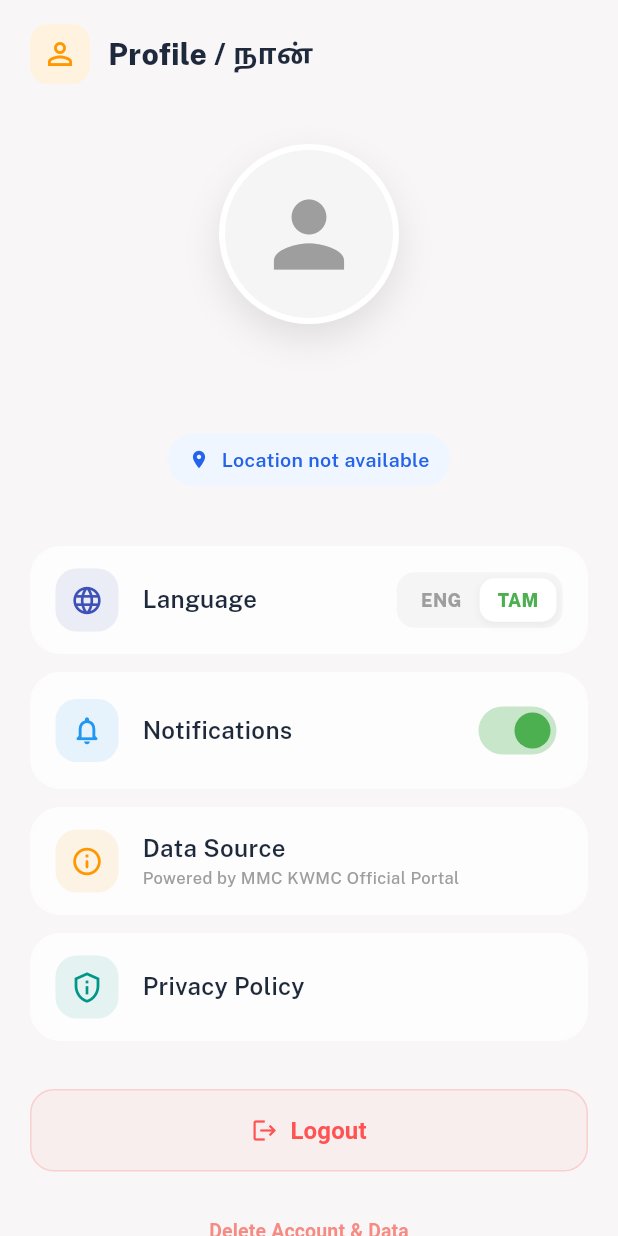
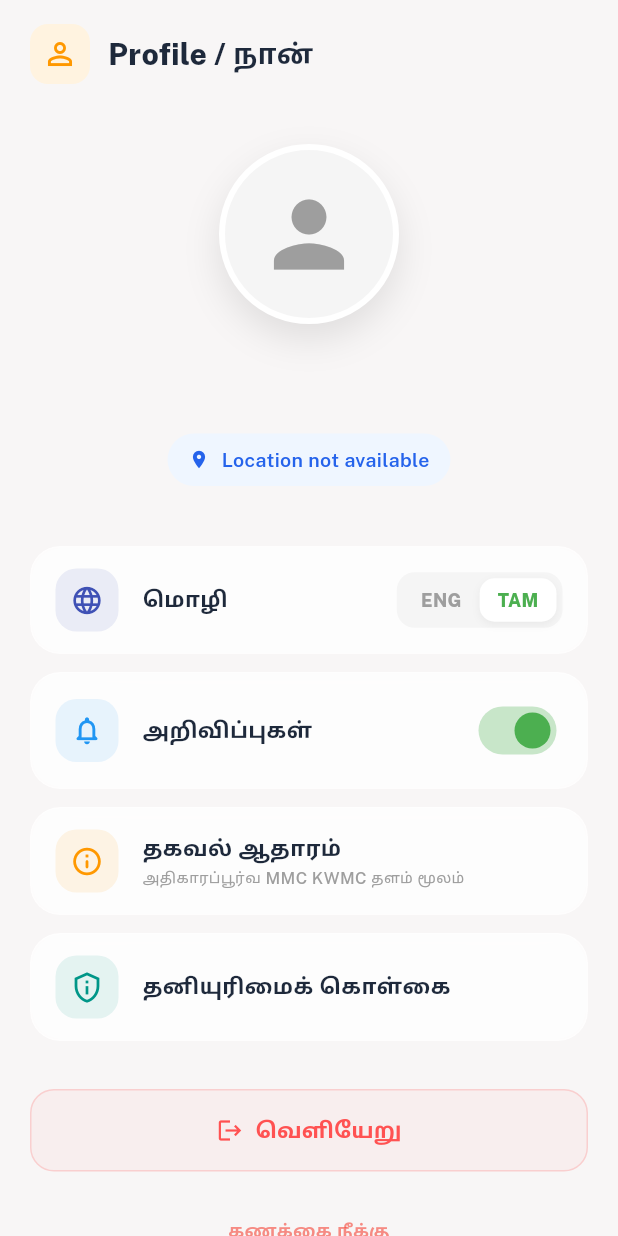
Before and after one commit to vasanthaganesh/Koyam_rate, a Flutter app: the ProfileScreen screen opened directly, after a tap on "TAM", on a phone screen of 412 x 824 dp. Run offline on Flutter 3.47's test engine with Material 3 defaults, Android fonts, the phone set to English and light mode, and no system bars; our stand-ins replace flutter_local_notifications, flutter_riverpod, geocoding, geolocator, google_fonts, permission_handler and 3 more; missing offline and left inert: workmanager; accounts and stored records are empty; Roboto replaces fonts that are missing (Hind Madurai).

Commit message:
feat: implement multilingual support and language provider

```diff
--- /dev/null
+++ b/lib/providers/language_provider.dart
@@ -0,0 +1,25 @@
+import 'package:flutter_riverpod/flutter_riverpod.dart';
+import '../services/price_service.dart';
+
+// Provides the global language state (true if Tamil, false if English)
+final languageProvider = NotifierProvider<LanguageNotifier, bool>(LanguageNotifier.new);
+
+class LanguageNotifier extends Notifier<bool> {
+  final PriceService _service = PriceService();
+
+  @override
+  bool build() {
+    _init();
+    return false; // Default to English before loading from preferences
+  }
+
+  Future<void> _init() async {
+    final isTamil = await _service.isTamil();
+    state = isTamil;
+  }
+
+  Future<void> setLanguage(bool isTamil) async {
+    await _service.setLanguage(isTamil);
+    state = isTamil;
+  }
+}
--- a/lib/screens/favorites_screen.dart
+++ b/lib/screens/favorites_screen.dart
@@ -5,6 +5,7 @@
 import '../providers/favorites_provider.dart';
 import '../theme/app_theme.dart';
 import '../widgets/matte_frosted_glass_card.dart';
+import '../providers/language_provider.dart';
 import 'detail_screen.dart';
 import 'auth_wrapper.dart';
 
@@ -19,6 +20,7 @@
   @override
   Widget build(BuildContext context) {
     final favoritesAsync = ref.watch(favoriteItemsProvider);
+    final isTamil = ref.watch(languageProvider);
 
     return Scaffold(
       backgroundColor: AppColors.backgroundLight,
@@ -32,9 +34,9 @@
               child: Row(
                 mainAxisAlignment: MainAxisAlignment.spaceBetween,
                 children: [
-                  const Text(
-                    'Favorites & Watchlist',
-                    style: TextStyle(fontSize: 20, fontWeight: FontWeight.w800, color: AppColors.textPrimary),
+                  Text(
+                    isTamil ? 'விருப்பங்கள்' : 'Favorites & Watchlist',
+                    style: const TextStyle(fontSize: 20, fontWeight: FontWeight.w800, color: AppColors.textPrimary),
                   ),
                   Container(
                     width: 40, height: 40,
@@ -51,8 +53,8 @@
             Expanded(
               child: favoritesAsync.when(
                 data: (favorites) => favorites.isEmpty
-                    ? _buildEmptyState()
-                    : _buildGrid(favorites),
+                    ? _buildEmptyState(isTamil)
+                    : _buildGrid(favorites, isTamil),
                 loading: () => const Center(child: CircularProgressIndicator(color: AppColors.primary)),
                 error: (err, stack) => Center(child: Text('Error loading favorites: $err')),
               ),
@@ -63,7 +65,7 @@
     );
   }
 
-  Widget _buildEmptyState() {
+  Widget _buildEmptyState(bool isTamil) {
     final isGuest = Supabase.instance.client.auth.currentUser == null;
 
     if (isGuest) {
@@ -74,12 +76,12 @@
             Icon(Icons.lock_outline, size: 64, color: Colors.grey.shade300),
             const SizedBox(height: 16),
             Text(
-              'Login Required',
+              isTamil ? 'உள்நுழைய வேண்டும்' : 'Login Required',
               style: TextStyle(fontSize: 18, fontWeight: FontWeight.w600, color: Colors.grey.shade700),
             ),
             const SizedBox(height: 8),
             Text(
-              'Sign in to view and save your favorite items.',
+              isTamil ? 'உங்களுக்குப் பிடித்தவைகளைப் பார்க்கவும் சேமிக்கவும் உள்நுழையவும்.' : 'Sign in to view and save your favorite items.',
               style: TextStyle(fontSize: 13, color: Colors.grey.shade500),
             ),
             const SizedBox(height: 24),
@@ -88,7 +90,7 @@
                 // Return to login screen
                 ref.read(guestModeProvider.notifier).setGuestMode(false);
               },
-              child: const Text('Login Now'),
+              child: Text(isTamil ? 'இப்போது உள்நுழைக' : 'Login Now'),
             )
           ],
         ),
@@ -102,12 +104,12 @@
           Icon(Icons.favorite_border, size: 64, color: Colors.grey.shade300),
           const SizedBox(height: 16),
           Text(
-            'No favorites yet',
+            isTamil ? 'உங்களுக்கு பிடித்தவை எதுவும் இல்லை' : 'No favorites yet',
             style: TextStyle(fontSize: 18, fontWeight: FontWeight.w600, color: Colors.grey.shade500),
           ),
           const SizedBox(height: 8),
           Text(
-            'Tap the ❤️ on any vegetable to save it here',
+            isTamil ? 'எந்த காய்கறியிலும் ❤️ என்பதைத் தட்டி இங்கே சேமிக்கவும்' : 'Tap the ❤️ on any vegetable to save it here',
             style: TextStyle(fontSize: 13, color: Colors.grey.shade400),
           ),
         ],
@@ -122,14 +124,14 @@
         .replaceAll(RegExp(r'^_|_$'), '');
   }
 
-  Widget _buildGrid(List<VegetablePrice> favorites) {
+  Widget _buildGrid(List<VegetablePrice> favorites, bool isTamil) {
     return GridView.builder(
       padding: const EdgeInsets.all(16),
       gridDelegate: const SliverGridDelegateWithFixedCrossAxisCount(
         crossAxisCount: 2,
         crossAxisSpacing: 14,
         mainAxisSpacing: 14,
-        childAspectRatio: 0.78,
+        childAspectRatio: 0.76,
       ),
       itemCount: favorites.length,
       itemBuilder: (context, i) {
@@ -181,8 +183,18 @@
                 ),
               ),
               const SizedBox(height: 8),
-              Text(item.itemEng, style: const TextStyle(fontSize: 15, fontWeight: FontWeight.w700, color: AppColors.textPrimary), maxLines: 1, overflow: TextOverflow.ellipsis),
-              const SizedBox(height: 4),
+              Text(
+                isTamil ? item.itemTamil : item.itemEng,
+                style: const TextStyle(fontSize: 15, fontWeight: FontWeight.w700, color: AppColors.textPrimary),
+                maxLines: 1,
+                overflow: TextOverflow.ellipsis,
+              ),
+              const SizedBox(height: 2),
+              Text(
+                isTamil ? item.itemEng : item.itemTamil,
+                style: const TextStyle(fontSize: 10, fontWeight: FontWeight.w600, color: AppColors.textSecondary, letterSpacing: 0.5),
+              ),
+              const SizedBox(height: 6),
               Text('₹${item.avgPrice.toInt()}/kg', style: const TextStyle(fontSize: 14, fontWeight: FontWeight.w700, color: AppColors.primary)),
             ],
           ),
--- a/lib/screens/home_screen.dart
+++ b/lib/screens/home_screen.dart
@@ -6,6 +6,7 @@
 import '../providers/favorites_provider.dart';
 import '../theme/app_theme.dart';
 import '../widgets/matte_frosted_glass_card.dart';
+import '../providers/language_provider.dart';
 import 'detail_screen.dart';
 
 class HomeScreen extends ConsumerStatefulWidget {
@@ -23,7 +24,6 @@
   List<VegetablePrice> _filtered = [];
   String _selectedCategory = 'all';
   bool _isLoading = true;
-  bool _isTamil = false;
   String? _error;
 
   final List<Map<String, String>> _categories = [
@@ -46,12 +46,10 @@
 
     try {
       final prices = await _service.fetchPrices();
-      final isTamil = await _service.isTamil();
       if (mounted) {
         setState(() {
           _prices = prices;
           _filtered = prices;
-          _isTamil = isTamil;
           _isLoading = false;
         });
       }
@@ -94,31 +92,32 @@
 
   @override
   Widget build(BuildContext context) {
+    final isTamil = ref.watch(languageProvider);
     return Scaffold(
       backgroundColor: AppColors.backgroundLight,
       body: SafeArea(
         child: Column(
           children: [
             _buildHeader(),
-            _buildSearchBar(),
-            _buildCategoryTabs(),
-            _buildUpdateBanner(),
-            Expanded(child: _buildBody()),
+            _buildSearchBar(isTamil),
+            _buildCategoryTabs(isTamil),
+            _buildUpdateBanner(isTamil),
+            Expanded(child: _buildBody(isTamil)),
           ],
         ),
       ),
     );
   }
 
-  Widget _buildBody() {
+  Widget _buildBody(bool isTamil) {
     if (_isLoading) {
-      return const Center(
+      return Center(
         child: Column(
           mainAxisSize: MainAxisSize.min,
           children: [
-            CircularProgressIndicator(color: AppColors.primary),
-            SizedBox(height: 16),
-            Text('Loading market rates...', style: TextStyle(color: Colors.grey)),
+            const CircularProgressIndicator(color: AppColors.primary),
+            const SizedBox(height: 16),
+            Text(isTamil ? 'விலைப்பட்டியல் பதிவிறங்குகிறது...' : 'Loading market rates...', style: const TextStyle(color: Colors.grey)),
           ],
         ),
       );
@@ -159,7 +158,7 @@
       );
     }
 
-    return _buildGrid();
+    return _buildGrid(isTamil);
   }
 
   Widget _buildHeader() {
@@ -191,7 +190,7 @@
     );
   }
 
-  Widget _buildSearchBar() {
+  Widget _buildSearchBar(bool isTamil) {
     return Padding(
       padding: const EdgeInsets.symmetric(horizontal: 16, vertical: 8),
       child: Container(
@@ -202,7 +201,7 @@
         child: TextField(
           controller: _searchCtrl,
           decoration: InputDecoration(
-            hintText: 'Search vegetables...',
+            hintText: isTamil ? 'காய்கறிகளைத் தேடுக...' : 'Search vegetables...',
             hintStyle: TextStyle(color: Colors.grey.shade500, fontSize: 14),
             prefixIcon: Icon(Icons.search, color: Colors.grey.shade400),
             border: InputBorder.none,
@@ -213,7 +212,7 @@
     );
   }
 
-  Widget _buildCategoryTabs() {
+  Widget _buildCategoryTabs(bool isTamil) {
     return SizedBox(
       height: 48,
       child: ListView.separated(
@@ -224,6 +223,14 @@
         itemBuilder: (context, i) {
           final cat = _categories[i];
           final isSelected = _selectedCategory == cat['key'];
+
+          String getLabel() {
+            if (!isTamil) return cat['label']!;
+            if (cat['key'] == 'all') return 'அனைத்தும்';
+            if (cat['key'] == 'vegetables') return 'காய்கறிகள்';
+            return cat['label']!;
+          }
+
           return GestureDetector(
             onTap: () => _selectCategory(cat['key']!),
             child: AnimatedContainer(
@@ -238,7 +245,7 @@
               ),
               child: Center(
                 child: Text(
-                  cat['label']!,
+                  getLabel(),
                   style: TextStyle(
                     fontSize: 13,
                     fontWeight: isSelected ? FontWeight.w700 : FontWeight.w500,
@@ -253,45 +260,47 @@
     );
   }
 
-  String _formatLastUpdated() {
-    if (_prices.isEmpty) return 'Syncing...';
+  String _formatLastUpdated(bool isTamil) {
+    if (_prices.isEmpty) return isTamil ? 'புதுப்பிக்கப்படுகிறது...' : 'Syncing...';
     final marketDate = _prices.first.date;
-    if (marketDate.isEmpty) return 'Live Sync';
+    if (marketDate.isEmpty) return isTamil ? 'நேரலை' : 'Live Sync';
 
     try {
       final dateObj = DateTime.parse(marketDate);
       final now = DateTime.now();
       if (dateObj.year == now.year && dateObj.month == now.month && dateObj.day == now.day) {
-        return 'Updated Today';
+        return isTamil ? 'இன்று புதுப்பிக்கப்பட்டது' : 'Updated Today';
       }
-      return 'Updated on $marketDate';
+      return isTamil ? '$marketDate அன்று புதுப்பிக்கப்பட்டது' : 'Updated on $marketDate';
     } catch (_) {
-      return 'Updated on $marketDate';
+      return isTamil ? '$marketDate அன்று புதுப்பிக்கப்பட்டது' : 'Updated on $marketDate';
     }
   }
 
-  Widget _buildUpdateBanner() {
+  Widget _buildUpdateBanner(bool isTamil) {
     return Padding(
       padding: const EdgeInsets.fromLTRB(16, 16, 16, 4),
       child: Row(
         mainAxisAlignment: MainAxisAlignment.spaceBetween,
         children: [
-          RichText(
+          Expanded(
+            child: RichText(
               text: TextSpan(
                 children: [
-                const TextSpan(
-                  text: 'Daily Market Rates  ',
-                  style: TextStyle(fontSize: 17, fontWeight: FontWeight.w800, color: AppColors.textPrimary),
+                  TextSpan(
+                    text: isTamil ? 'தினசரி சந்தை விலை  ' : 'Daily Market Rates  ',
+                    style: const TextStyle(fontSize: 17, fontWeight: FontWeight.w800, color: AppColors.textPrimary),
                   ),
                   TextSpan(
-                  text: '${_prices.length} items',
+                    text: isTamil ? '${_prices.length} பொருட்கள்' : '${_prices.length} items',
                     style: TextStyle(fontSize: 12, fontWeight: FontWeight.w500, color: Colors.grey.shade500),
                   ),
                 ],
               ),
             ),
+          ),
           Text(
-            _formatLastUpdated(),
+            _formatLastUpdated(isTamil),
             style: TextStyle(fontSize: 11, fontWeight: FontWeight.w600, color: Colors.green.shade600),
           ),
         ],
@@ -299,7 +308,7 @@
     );
   }
 
-  Widget _buildGrid() {
+  Widget _buildGrid(bool isTamil) {
     if (_filtered.isEmpty) {
       return Center(
         child: Column(
@@ -307,7 +316,7 @@
           children: [
             Icon(Icons.search_off, size: 48, color: Colors.grey.shade400),
             const SizedBox(height: 12),
-            Text('No items found', style: TextStyle(color: Colors.grey.shade500)),
+            Text(isTamil ? 'பொருட்கள் இல்லை' : 'No items found', style: TextStyle(color: Colors.grey.shade500)),
           ],
         ),
       );
@@ -325,7 +334,7 @@
           childAspectRatio: 0.72,
         ),
         itemCount: _filtered.length,
-        itemBuilder: (context, i) => _buildVegCard(_filtered[i]),
+        itemBuilder: (context, i) => _buildVegCard(_filtered[i], isTamil),
       ),
     );
   }
@@ -339,7 +348,7 @@
     return 'assets/images/vegetables/$fileName.png';
   }
 
-  Widget _buildVegCard(VegetablePrice item) {
+  Widget _buildVegCard(VegetablePrice item, bool isTamil) {
     // Watch relevant part of state only
     final isFav = ref.watch(favoritesProvider.select(
       (data) => data.value?.contains(item.id) ?? false
@@ -418,14 +427,14 @@
           ),
           const SizedBox(height: 8),
           Text(
-            _isTamil ? item.itemTamil : item.itemEng,
+            isTamil ? item.itemTamil : item.itemEng,
             style: const TextStyle(fontSize: 15, fontWeight: FontWeight.w700, color: AppColors.textPrimary),
             maxLines: 1,
             overflow: TextOverflow.ellipsis,
           ),
           const SizedBox(height: 2),
           Text(
-            _isTamil ? item.itemEng : item.itemTamil,
+            isTamil ? item.itemEng : item.itemTamil,
             style: const TextStyle(
               fontSize: 10,
               fontWeight: FontWeight.w600,
--- a/lib/screens/profile_screen.dart
+++ b/lib/screens/profile_screen.dart
@@ -8,6 +8,7 @@
 import '../providers/price_alert_provider.dart';
 import '../theme/app_theme.dart';
 import '../widgets/matte_frosted_glass_card.dart';
+import '../providers/language_provider.dart';
 import 'package:shared_preferences/shared_preferences.dart';
 import 'auth_wrapper.dart';
 
@@ -20,7 +21,6 @@
 
 class _ProfileScreenState extends ConsumerState<ProfileScreen> {
   final PriceService _service = PriceService();
-  bool _isTamil = false;
   bool _notificationsEnabled = true;
 
   String _locationName = 'Fetching location...';
@@ -35,11 +35,9 @@
   }
 
   Future<void> _loadSettings() async {
-    final tamil = await _service.isTamil();
     final prefs = await SharedPreferences.getInstance();
     if (mounted) {
       setState(() {
-        _isTamil = tamil;
         _notificationsEnabled = prefs.getBool('notifications_enabled') ?? true;
       });
     }
@@ -120,15 +118,16 @@
 
   @override
   Widget build(BuildContext context) {
+    final isTamil = ref.watch(languageProvider);
     return Scaffold(
       backgroundColor: AppColors.backgroundLight,
       body: SafeArea(
-        child: _isLoggedIn ? _buildProfileContent() : _buildLoginPrompt(),
+        child: _isLoggedIn ? _buildProfileContent(isTamil) : _buildLoginPrompt(isTamil),
       ),
     );
   }
 
-  Widget _buildLoginPrompt() {
+  Widget _buildLoginPrompt(bool isTamil) {
     return Center(
       child: Padding(
         padding: const EdgeInsets.symmetric(horizontal: 40),
@@ -151,15 +150,15 @@
               child: const Icon(Icons.account_circle_outlined, size: 80, color: AppColors.primary),
             ),
             const SizedBox(height: 32),
-            const Text(
-              'Sign in to KoyamRate',
-              style: TextStyle(fontSize: 22, fontWeight: FontWeight.w800, color: AppColors.textPrimary),
+            Text(
+              isTamil ? 'உள்நுழையவும்' : 'Sign in to KoyamRate',
+              style: const TextStyle(fontSize: 22, fontWeight: FontWeight.w800, color: AppColors.textPrimary),
             ),
             const SizedBox(height: 12),
-            const Text(
-              'Save your favorites and get personalized price alerts.',
+            Text(
+              isTamil ? 'உங்களுக்குப் பிடித்தவைகளைச் சேமிக்கவும்.' : 'Save your favorites and get personalized price alerts.',
               textAlign: TextAlign.center,
-              style: TextStyle(fontSize: 14, color: Colors.grey),
+              style: const TextStyle(fontSize: 14, color: Colors.grey),
             ),
             const SizedBox(height: 40),
             SizedBox(
@@ -177,7 +176,7 @@
                     color: Color(0xFF4285F4),
                   ),
                 ),
-                label: const Text('Sign in with Google'),
+                label: Text(isTamil ? 'கூகுள் மூலம் தொடரவும்' : 'Sign in with Google'),
                 style: ElevatedButton.styleFrom(
                   backgroundColor: Colors.white,
                   foregroundColor: AppColors.textPrimary,
@@ -251,7 +250,7 @@
     }
   }
 
-  Widget _buildProfileContent() {
+  Widget _buildProfileContent(bool isTamil) {
     return RefreshIndicator(
       onRefresh: () async {
         await _initLocation();
@@ -345,14 +344,14 @@
             _buildMenuItem(
               icon: Icons.language,
               iconColor: Colors.indigo,
-              label: 'Language',
-              trailing: _buildLanguageToggle(),
+              label: isTamil ? 'மொழி' : 'Language',
+              trailing: _buildLanguageToggle(isTamil),
             ),
             const SizedBox(height: 12),
             _buildMenuItem(
               icon: Icons.notifications_none_rounded,
               iconColor: Colors.blue,
-              label: 'Notifications',
+              label: isTamil ? 'அறிவிப்புகள்' : 'Notifications',
               onTap: () {
                 debugPrint('🔔 User manually checking for notifications...');
                 ref.read(priceAlertProvider.notifier).checkPendingNotifications();
@@ -372,14 +371,56 @@
             _buildMenuItem(
               icon: Icons.info_outline_rounded,
               iconColor: Colors.orange,
-              label: 'Data Source',
-              subtitle: 'Powered by MMC KWMC Official Portal',
+              label: isTamil ? 'தகவல் ஆதாரம்' : 'Data Source',
+              subtitle: isTamil ? 'அதிகாரப்பூர்வ MMC KWMC தளம் மூலம்' : 'Powered by MMC KWMC Official Portal',
+              onTap: () {
+                showDialog(
+                  context: context,
+                  builder: (context) => AlertDialog(
+                    title: const Text('Data Source / தகவல் ஆதாரம்', style: TextStyle(fontWeight: FontWeight.bold)),
+                    shape: RoundedRectangleBorder(borderRadius: BorderRadius.circular(20)),
+                    content: const SingleChildScrollView(
+                      child: Column(
+                        mainAxisSize: MainAxisSize.min,
+                        crossAxisAlignment: CrossAxisAlignment.start,
+                        children: [
+                          Text(
+                            'English:',
+                            style: TextStyle(fontWeight: FontWeight.bold, fontSize: 14, color: AppColors.primary),
+                          ),
+                          SizedBox(height: 4),
+                          Text(
+                            'Prices sourced from official Tamil Nadu Government (KWMC). For information only. Not responsible for any loss.',
+                            style: TextStyle(fontSize: 14, height: 1.4),
+                          ),
+                          SizedBox(height: 20),
+                          Text(
+                            'தமிழ்:',
+                            style: TextStyle(fontWeight: FontWeight.bold, fontSize: 14, color: AppColors.primary),
+                          ),
+                          SizedBox(height: 4),
+                          Text(
+                            'விலைகள் அரசு அதிகாரப்பூர்வ KWMC தளத்திலிருந்து எடுக்கப்பட்டவை. தகவல் நோக்கத்திற்கு மட்டும். எந்த நஷ்டத்திற்கும் பொறுப்பல்ல.',
+                            style: TextStyle(fontSize: 14, height: 1.4),
+                          ),
+                        ],
+                      ),
+                    ),
+                    actions: [
+                      TextButton(
+                        onPressed: () => Navigator.pop(context),
+                        child: const Text('Close / மூடு', style: TextStyle(fontWeight: FontWeight.bold, color: AppColors.primary)),
+                      ),
+                    ],
+                  ),
+                );
+              },
             ),
             const SizedBox(height: 12),
             _buildMenuItem(
               icon: Icons.privacy_tip_outlined,
               iconColor: Colors.teal,
-              label: 'Privacy Policy',
+              label: isTamil ? 'தனியுரிமைக் கொள்கை' : 'Privacy Policy',
               onTap: () {
                 showDialog(
                   context: context,
@@ -421,7 +462,7 @@
                   }
                 },
                 icon: const Icon(Icons.logout, color: Colors.redAccent),
-                label: const Text('Logout', style: TextStyle(color: Colors.redAccent, fontWeight: FontWeight.w700, fontSize: 16)),
+                label: Text(isTamil ? 'வெளியேறு' : 'Logout', style: const TextStyle(color: Colors.redAccent, fontWeight: FontWeight.w700, fontSize: 16)),
                 style: TextButton.styleFrom(
                   padding: const EdgeInsets.symmetric(vertical: 16),
                   shape: RoundedRectangleBorder(
@@ -441,7 +482,7 @@
               child: TextButton(
                 onPressed: () => _showDeleteAccountDialog(context),
                 child: Text(
-                  'Delete Account & Data',
+                  isTamil ? 'கணக்கை நீக்கு' : 'Delete Account & Data',
                   style: TextStyle(
                     color: Colors.red.withValues(alpha: 0.6),
                     fontSize: 13,
@@ -586,7 +627,7 @@
     );
   }
 
-  Widget _buildLanguageToggle() {
+  Widget _buildLanguageToggle(bool isTamil) {
     return Container(
       padding: const EdgeInsets.all(4),
       decoration: BoxDecoration(
@@ -596,8 +637,8 @@
       child: Row(
         mainAxisSize: MainAxisSize.min,
         children: [
-          _buildToggleOption('ENG', !_isTamil),
-          _buildToggleOption('TAM', _isTamil),
+          _buildToggleOption('ENG', !isTamil),
+          _buildToggleOption('TAM', isTamil),
         ],
       ),
     );
@@ -605,10 +646,9 @@
 
   Widget _buildToggleOption(String label, bool isSelected) {
     return GestureDetector(
-      onTap: () async {
-        final isTamil = label == 'TAM';
-        await _service.setLanguage(isTamil);
-        setState(() => _isTamil = isTamil);
+      onTap: () {
+        final isTamilSelect = label == 'TAM';
+        ref.read(languageProvider.notifier).setLanguage(isTamilSelect);
       },
       child: AnimatedContainer(
         duration: const Duration(milliseconds: 200),
```
Lines whose indentation alone changed are shown as unchanged.
